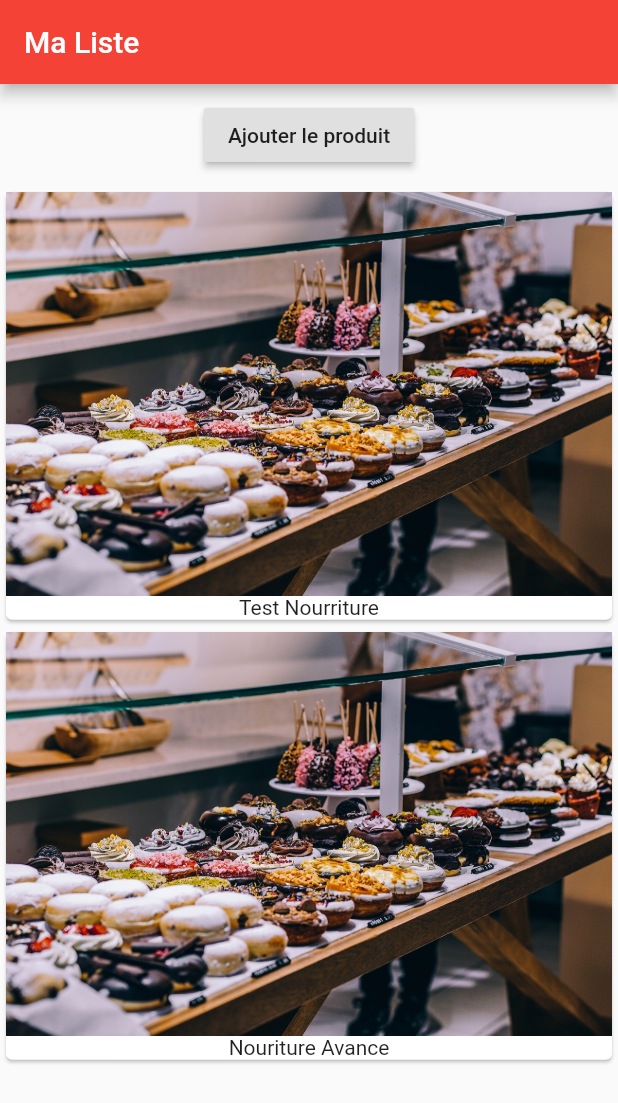
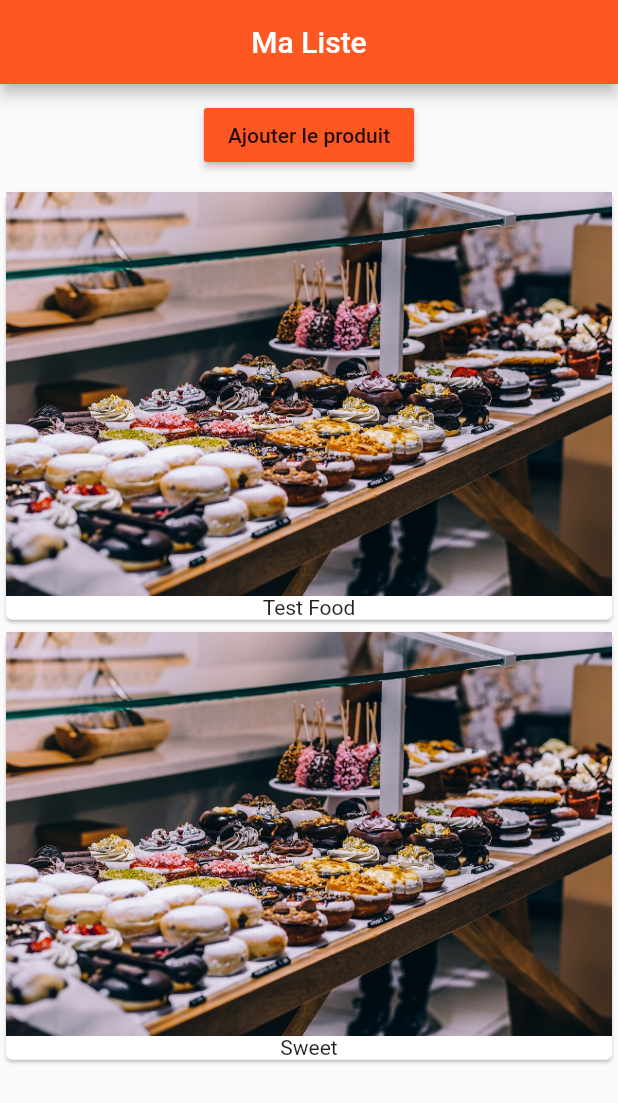
Before and after one commit to abdoulayebacary/course, a Flutter app: the screen it shows after launch, after a tap on "Ajouter le produit", on a phone screen of 412 x 824 dp. Shown: the top 1103 px of the screen. Run offline on Flutter 3.47's test engine with Material 2 defaults, Android fonts, the phone set to English and light mode, and no system bars.

Commit message:
debug cours

```diff
--- a/lib/main.dart
+++ b/lib/main.dart
@@ -9,12 +9,19 @@ class MyApp extends StatelessWidget {
   @override
   Widget build(BuildContext context) {
     return MaterialApp(
+      theme: ThemeData(
+        primarySwatch: Colors.deepOrange,
+        brightness: Brightness.light,
+        accentColor: Colors.deepPurple
+      ),
       home: Scaffold(
         appBar: AppBar(
+          centerTitle: true,
           title: Text('Ma Liste'),
-          backgroundColor: Colors.red,
+
+          // backgroundColor: Colors.red,
         ),
-        body: ProductManager(),
+        body: ProductManager('Test Food'),
       ),
     );
   }
--- /dev/null
+++ b/lib/product_control.dart
@@ -0,0 +1,15 @@
+import 'package:flutter/material.dart';
+class ProductControl extends StatelessWidget {
+final Function addproduct;
+  ProductControl(this.addproduct);
+  @override
+  Widget build(BuildContext context) {
+    return RaisedButton(
+          color: Theme.of(context).primaryColor,
+          child: Text('Ajouter le produit'),
+          onPressed: () {
+           addproduct('Sweet');
+          },
+        );
+  }
+}
--- a/lib/product_manager.dart
+++ b/lib/product_manager.dart
@@ -1,27 +1,35 @@
 import 'package:flutter/material.dart';
 import './products.dart';
+import './product_control.dart';
 
 class ProductManager extends StatefulWidget {
+  final String startingProduct;
+  ProductManager(this.startingProduct);
+
   @override
   _ProductManagerState createState() => _ProductManagerState();
 }
 
 class _ProductManagerState extends State<ProductManager> {
-  List<String> _products = ['Test Nourriture'];
+  List<String> _products = [];
+  @override
+  void initState() {
+    _products.add(widget.startingProduct);
+    super.initState();
+  }
+
+  void _addProduct(String product) {
+    setState(() {
+      _products.add(product);
+    });
+  }
 
   @override
   Widget build(BuildContext context) {
     return Column(children: [
       Container(
         margin: EdgeInsets.all(10.0),
-        child: RaisedButton(
-          child: Text('Ajouter le produit'),
-          onPressed: () {
-            setState(() {
-              _products.add('Nouriture Avance');
-            });
-          },
-        ),
+        child: ProductControl(_addProduct),
       ),
       Products(_products)
     ]);
```
